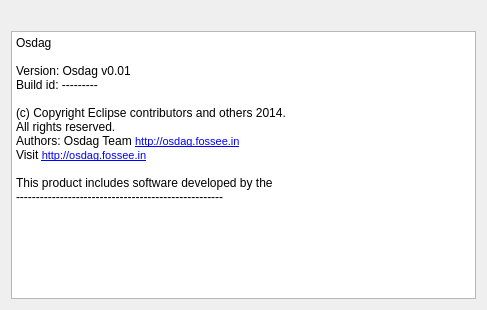
Above: Connections/Shear/SeatedAngle/ui_about_osdag.ui from GreatDevelopers/osdag-core before the change. Below: the same form after it.
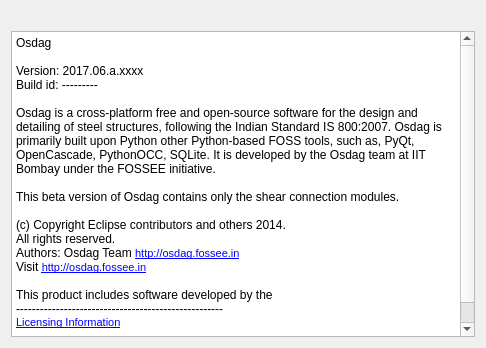
That is the form after the change. Icons and pictures are not drawn.

Commit message: Fix: update about osdag gui

Diff of the .ui file:
```diff
--- a/Connections/Shear/SeatedAngle/ui_about_osdag.ui
+++ b/Connections/Shear/SeatedAngle/ui_about_osdag.ui
@@ -6,8 +6,8 @@
    <rect>
     <x>0</x>
     <y>0</y>
-    <width>487</width>
-    <height>310</height>
+    <width>486</width>
+    <height>348</height>
    </rect>
   </property>
   <property name="windowTitle">
@@ -37,16 +37,23 @@
 &lt;/style&gt;&lt;/head&gt;&lt;body style=&quot; font-family:'MS Shell Dlg 2'; font-size:7.5pt; font-weight:400; font-style:normal;&quot;&gt;
 &lt;p style=&quot; margin-top:0px; margin-bottom:0px; margin-left:0px; margin-right:0px; -qt-block-indent:0; text-indent:0px;&quot;&gt;&lt;span style=&quot; font-size:9pt;&quot;&gt;Osdag&lt;/span&gt;&lt;/p&gt;
 &lt;p style=&quot;-qt-paragraph-type:empty; margin-top:0px; margin-bottom:0px; margin-left:0px; margin-right:0px; -qt-block-indent:0; text-indent:0px; font-size:9pt;&quot;&gt;&lt;br /&gt;&lt;/p&gt;
-&lt;p style=&quot; margin-top:0px; margin-bottom:0px; margin-left:0px; margin-right:0px; -qt-block-indent:0; text-indent:0px;&quot;&gt;&lt;span style=&quot; font-size:9pt;&quot;&gt;Version: Osdag v0.01&lt;/span&gt;&lt;/p&gt;
+&lt;p style=&quot; margin-top:0px; margin-bottom:0px; margin-left:0px; margin-right:0px; -qt-block-indent:0; text-indent:0px;&quot;&gt;&lt;span style=&quot; font-size:9pt;&quot;&gt;Version: 2017.06.a.xxxx&lt;/span&gt;&lt;/p&gt;
 &lt;p style=&quot; margin-top:0px; margin-bottom:0px; margin-left:0px; margin-right:0px; -qt-block-indent:0; text-indent:0px;&quot;&gt;&lt;span style=&quot; font-size:9pt;&quot;&gt;Build id: ---------&lt;/span&gt;&lt;/p&gt;
 &lt;p style=&quot;-qt-paragraph-type:empty; margin-top:0px; margin-bottom:0px; margin-left:0px; margin-right:0px; -qt-block-indent:0; text-indent:0px; font-size:9pt;&quot;&gt;&lt;br /&gt;&lt;/p&gt;
+&lt;p style=&quot; margin-top:0px; margin-bottom:0px; margin-left:0px; margin-right:0px; -qt-block-indent:0; text-indent:0px;&quot;&gt;&lt;span style=&quot; font-family:'monospace, monospace'; font-size:9pt;&quot;&gt;Osdag is a cross-platform free and open-source software for the design and detailing of steel structures, following the Indian Standard IS 800:2007. Osdag is primarily built upon Python other Python-based FOSS tools, such as, PyQt, OpenCascade, PythonOCC, SQLite. It is developed by the Osdag team at IIT Bombay under the FOSSEE initiative. &lt;/span&gt;&lt;/p&gt;
+&lt;p style=&quot;-qt-paragraph-type:empty; margin-top:0px; margin-bottom:0px; margin-left:0px; margin-right:0px; -qt-block-indent:0; text-indent:0px; font-size:9pt;&quot;&gt;&lt;br /&gt;&lt;/p&gt;
+&lt;p style=&quot; margin-top:0px; margin-bottom:0px; margin-left:0px; margin-right:0px; -qt-block-indent:0; text-indent:0px;&quot;&gt;&lt;span style=&quot; font-family:'monospace, monospace'; font-size:9pt;&quot;&gt;This beta version of Osdag contains only the shear connection modules.&lt;/span&gt;&lt;/p&gt;
+&lt;p style=&quot;-qt-paragraph-type:empty; margin-top:0px; margin-bottom:0px; margin-left:0px; margin-right:0px; -qt-block-indent:0; text-indent:0px; font-size:9pt;&quot;&gt;&lt;br /&gt;&lt;/p&gt;
 &lt;p style=&quot; margin-top:0px; margin-bottom:0px; margin-left:0px; margin-right:0px; -qt-block-indent:0; text-indent:0px;&quot;&gt;&lt;span style=&quot; font-size:9pt;&quot;&gt;(c) Copyright Eclipse contributors and others 2014.&lt;/span&gt;&lt;/p&gt;
 &lt;p style=&quot; margin-top:0px; margin-bottom:0px; margin-left:0px; margin-right:0px; -qt-block-indent:0; text-indent:0px;&quot;&gt;&lt;span style=&quot; font-size:9pt;&quot;&gt;All rights reserved.&lt;/span&gt;&lt;/p&gt;
 &lt;p style=&quot; margin-top:0px; margin-bottom:0px; margin-left:0px; margin-right:0px; -qt-block-indent:0; text-indent:0px;&quot;&gt;&lt;span style=&quot; font-size:9pt;&quot;&gt;Authors: Osdag Team &lt;/span&gt;&lt;a href=&quot;http://osdag.fossee.in&quot;&gt;&lt;span style=&quot; font-size:8pt; text-decoration: underline; color:#0000ff;&quot;&gt;http://osdag.fossee.in&lt;/span&gt;&lt;/a&gt;&lt;/p&gt;
 &lt;p style=&quot; margin-top:0px; margin-bottom:0px; margin-left:0px; margin-right:0px; -qt-block-indent:0; text-indent:0px;&quot;&gt;&lt;span style=&quot; font-size:9pt;&quot;&gt;Visit &lt;/span&gt;&lt;a href=&quot;http://osdag.fossee.in&quot;&gt;&lt;span style=&quot; font-size:8pt; text-decoration: underline; color:#0000ff;&quot;&gt;http://osdag.fossee.in&lt;/span&gt;&lt;/a&gt;&lt;/p&gt;
 &lt;p style=&quot;-qt-paragraph-type:empty; margin-top:0px; margin-bottom:0px; margin-left:0px; margin-right:0px; -qt-block-indent:0; text-indent:0px; font-size:9pt;&quot;&gt;&lt;br /&gt;&lt;/p&gt;
 &lt;p style=&quot; margin-top:0px; margin-bottom:0px; margin-left:0px; margin-right:0px; -qt-block-indent:0; text-indent:0px;&quot;&gt;&lt;span style=&quot; font-size:9pt;&quot;&gt;This product includes software developed by the&lt;/span&gt;&lt;/p&gt;
-&lt;p style=&quot; margin-top:0px; margin-bottom:0px; margin-left:0px; margin-right:0px; -qt-block-indent:0; text-indent:0px;&quot;&gt;&lt;span style=&quot; font-size:9pt;&quot;&gt;----------------------------------------------------&lt;/span&gt;&lt;/p&gt;&lt;/body&gt;&lt;/html&gt;</string>
+&lt;p style=&quot; margin-top:0px; margin-bottom:0px; margin-left:0px; margin-right:0px; -qt-block-indent:0; text-indent:0px;&quot;&gt;&lt;span style=&quot; font-size:9pt;&quot;&gt;----------------------------------------------------&lt;/span&gt;&lt;/p&gt;
+&lt;p style=&quot; margin-top:0px; margin-bottom:0px; margin-left:0px; margin-right:0px; -qt-block-indent:0; text-indent:0px;&quot;&gt;&lt;a href=&quot;somelink&quot;&gt;&lt;span style=&quot; font-size:8pt; text-decoration: underline; color:#0000ff;&quot;&gt;Licensing Information&lt;/span&gt;&lt;/a&gt;&lt;/p&gt;
+&lt;p style=&quot;-qt-paragraph-type:empty; margin-top:0px; margin-bottom:0px; margin-left:0px; margin-right:0px; -qt-block-indent:0; text-indent:0px; font-size:8pt; text-decoration: underline; color:#0000ff;&quot;&gt;&lt;br /&gt;&lt;/p&gt;
+&lt;p style=&quot; margin-top:0px; margin-bottom:0px; margin-left:0px; margin-right:0px; -qt-block-indent:0; text-indent:0px;&quot;&gt;&lt;span style=&quot; font-size:8pt; color:#8a8a8a;&quot;&gt;Osdag and the Osdag logos are trademarks of the IIT Bombay foundaion.&lt;/span&gt;&lt;/p&gt;&lt;/body&gt;&lt;/html&gt;</string>
      </property>
      <property name="openExternalLinks">
       <bool>true</bool>
```
Left out of the diff: 2 changed lines with no effect on the pictures. The commit also changes 10 other files.
